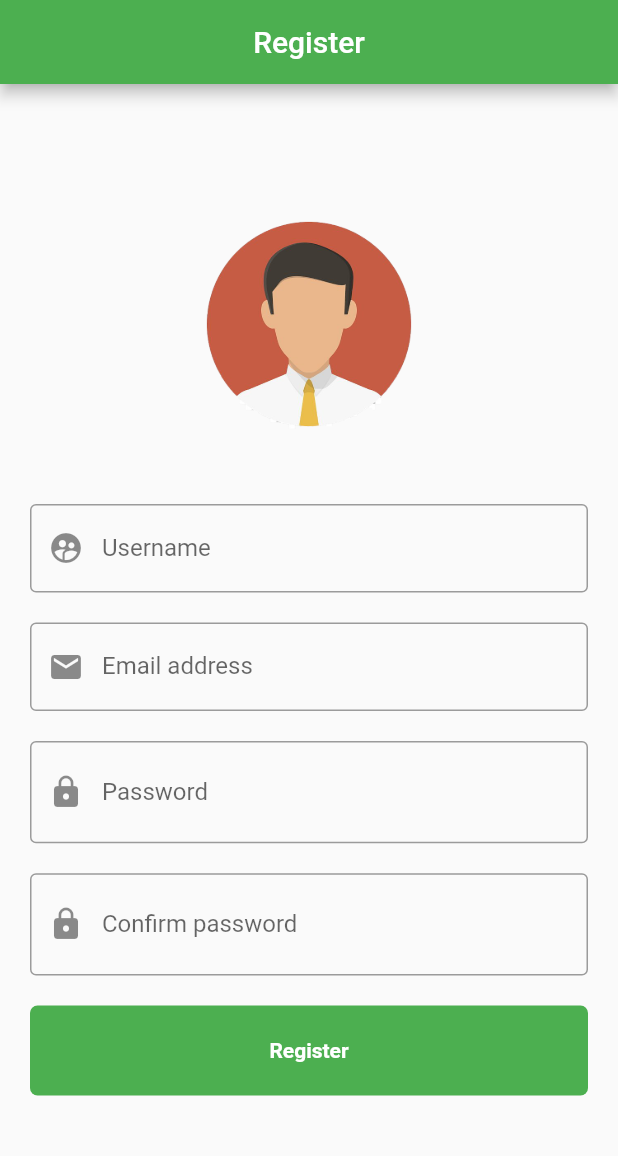
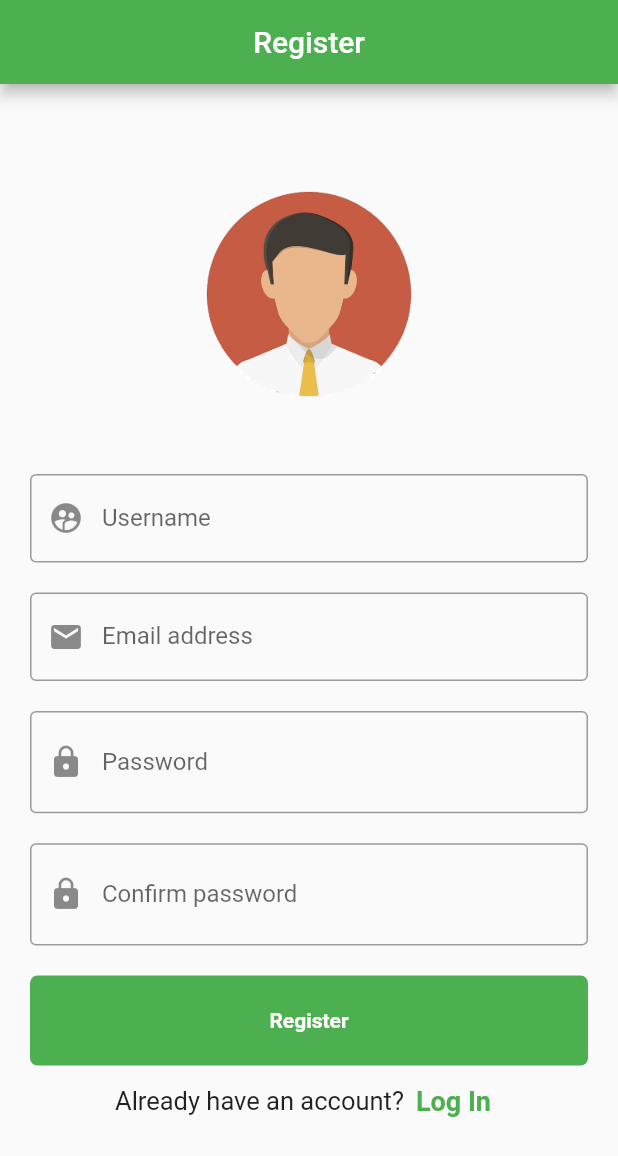
Before and after one commit to Manenomyk/E-Save-app-, a Flutter app: the screen it shows after launch, on a phone screen of 412 x 824 dp. Shown: the top 1156 px of the screen. Run offline on Flutter 3.47's test engine with Material 2 defaults, Android fonts, the phone set to English and light mode, and no system bars; our stand-ins replace animated_splash_screen, lottie.

Commit message:
login fuction

```diff
--- a/lib/pages/register.dart
+++ b/lib/pages/register.dart
@@ -25,7 +25,7 @@ class _RegisterState extends State<Register> {
       body: SingleChildScrollView(
         // controller: controller,
         child: Padding(
-          padding: EdgeInsets.symmetric(horizontal: 20, vertical: 60),
+          padding: EdgeInsets.symmetric(horizontal: 20, vertical: 40),
           child: Form(
             child: Column(
               crossAxisAlignment: CrossAxisAlignment.center,
@@ -135,7 +135,28 @@ class _RegisterState extends State<Register> {
                       ),
                     ),
                   ),
-                )
+                ),
+                Row(
+                  mainAxisAlignment: MainAxisAlignment.center,
+                  children: [
+                    Text(
+                      "Already have an account?",
+                      style: TextStyle(
+                        fontSize: 17,
+                      ),
+                    ),
+                    TextButton(
+                      onPressed: () {},
+                      child: Text(
+                        'Log In',
+                        style: TextStyle(
+                          fontSize: 18,
+                          fontWeight: FontWeight.bold,
+                        ),
+                      ),
+                    )
+                  ],
+                ),
               ],
             ),
           ),
```
